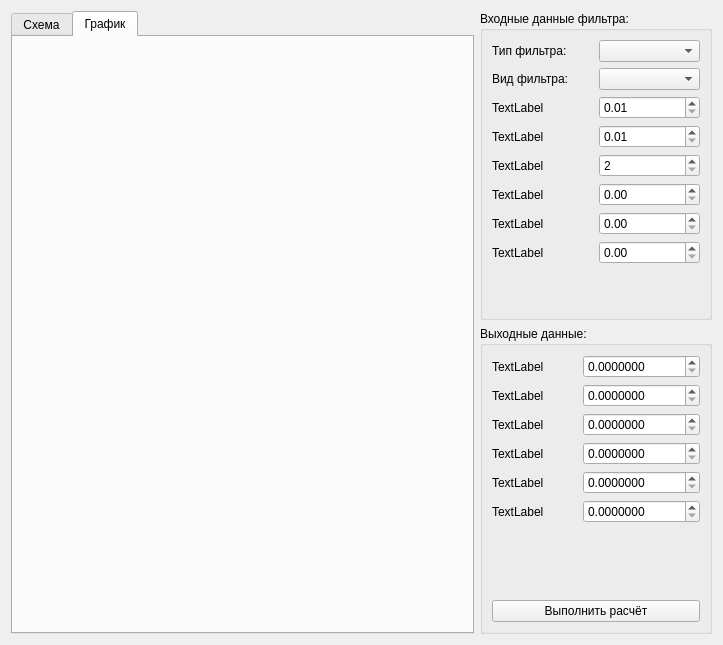
First picture: the form in PowerSources/Filters/Filters.ui, repository DKuzSer/Project_For_Rodin, before the edit.
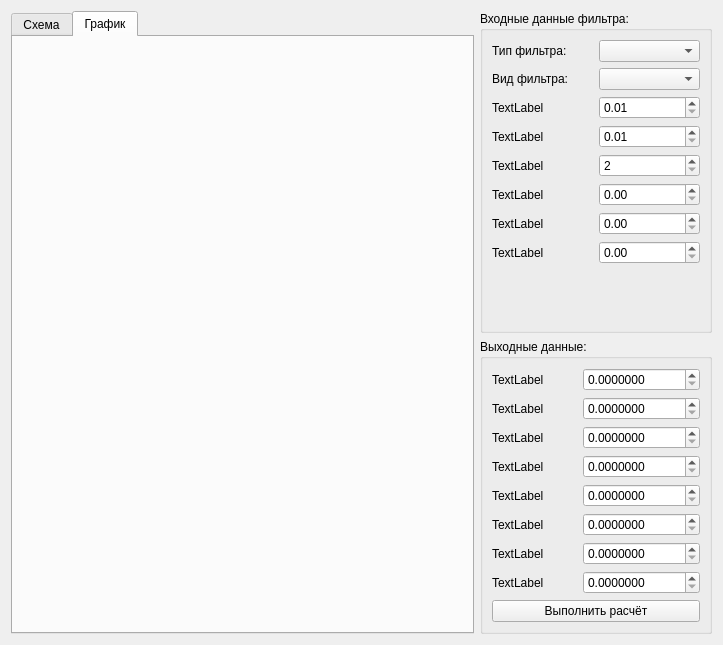
Second picture: the form after the edit.

Diff of the .ui file:
```diff
--- a/PowerSources/Filters/Filters.ui
+++ b/PowerSources/Filters/Filters.ui
@@ -221,6 +221,59 @@
           <string>Выходные данные:</string>
          </property>
          <layout class="QGridLayout" name="gridLayout_3">
+          <item row="1" column="0">
+           <layout class="QHBoxLayout" name="horizontalLayout_8">
+            <item>
+             <layout class="QVBoxLayout" name="verticalLayout_14">
+              <item>
+               <widget class="QLabel" name="Label_Output8">
+                <property name="text">
+                 <string>TextLabel</string>
+                </property>
+               </widget>
+              </item>
+              <item>
+               <widget class="QLabel" name="Label_Output7">
+                <property name="text">
+                 <string>TextLabel</string>
+                </property>
+               </widget>
+              </item>
+             </layout>
+            </item>
+            <item>
+             <layout class="QVBoxLayout" name="verticalLayout_13">
+              <item>
+               <widget class="QDoubleSpinBox" name="DoubleSpinBoxF_OutPut7">
+                <property name="decimals">
+                 <number>7</number>
+                </property>
+                <property name="maximum">
+                 <double>1000000.000000000000000</double>
+                </property>
+               </widget>
+              </item>
+              <item>
+               <widget class="QDoubleSpinBox" name="DoubleSpinBoxF_OutPut8">
+                <property name="decimals">
+                 <number>7</number>
+                </property>
+                <property name="maximum">
+                 <double>1000000.000000000000000</double>
+                </property>
+               </widget>
+              </item>
+             </layout>
+            </item>
+           </layout>
+          </item>
+          <item row="2" column="0">
+           <widget class="QPushButton" name="PushButton_Calculate">
+            <property name="text">
+             <string>Выполнить расчёт</string>
+            </property>
+           </widget>
+          </item>
           <item row="0" column="0">
            <layout class="QVBoxLayout" name="verticalLayout_12">
             <item>
@@ -351,26 +404,6 @@
             </item>
            </layout>
           </item>
-          <item row="1" column="0">
-           <spacer name="verticalSpacer_2">
-            <property name="orientation">
-             <enum>Qt::Vertical</enum>
-            </property>
-            <property name="sizeHint" stdset="0">
-             <size>
-              <width>20</width>
-              <height>40</height>
-             </size>
-            </property>
-           </spacer>
-          </item>
-          <item row="2" column="0">
-           <widget class="QPushButton" name="PushButton_Calculate">
-            <property name="text">
-             <string>Выполнить расчёт</string>
-            </property>
-           </widget>
-          </item>
          </layout>
         </widget>
        </item>
```
